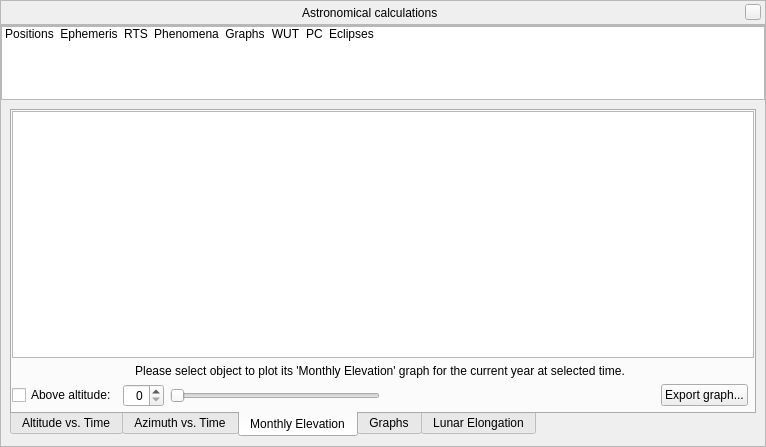
Before: the Qt Designer form src/gui/astroCalcDialog.ui in Stellarium/stellarium, drawn with Qt 5.
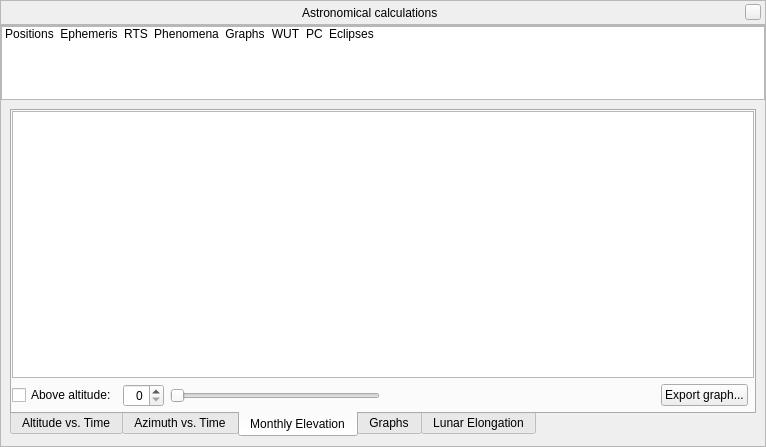
After: the same form once the commit is applied. The open tabs and pages were chosen to show the change. Icons and pictures are not drawn. Custom widgets are drawn as their Qt base class.

Commit message: Further Consolidation - remove unneeded globals - clarified time ranges - different drawing sequence (altitude plots for added objects can be inlined)

Diff of the .ui file:
```diff
--- a/src/gui/astroCalcDialog.ui
+++ b/src/gui/astroCalcDialog.ui
@@ -1647,7 +1647,10 @@
               <property name="bottomMargin">
                <number>4</number>
               </property>
-              <item row="2" column="0">
+              <item row="0" column="0" colspan="2">
+               <widget class="QChartView" name="monthlyElevationChartView"/>
+              </item>
+              <item row="1" column="0">
                <layout class="QHBoxLayout" name="horizontalLayout_10">
                 <item>
                  <layout class="QHBoxLayout" name="horizontalLayout_21">
@@ -1742,34 +1745,6 @@
                 </item>
                </layout>
               </item>
-              <item row="1" column="0">
-               <widget class="QLabel" name="monthlyElevationLabel">
-                <property name="sizePolicy">
-                 <sizepolicy hsizetype="Preferred" vsizetype="Minimum">
-                  <horstretch>0</horstretch>
-                  <verstretch>0</verstretch>
-                 </sizepolicy>
-                </property>
-                <property name="maximumSize">
-                 <size>
-                  <width>16777215</width>
-                  <height>30</height>
-                 </size>
-                </property>
-                <property name="text">
-                 <string>Please select object to plot its 'Monthly Elevation' graph for the current year at selected time.</string>
-                </property>
-                <property name="alignment">
-                 <set>Qt::AlignCenter</set>
-                </property>
-                <property name="wordWrap">
-                 <bool>true</bool>
-                </property>
-               </widget>
-              </item>
-              <item row="0" column="0" colspan="2">
-               <widget class="QChartView" name="monthlyElevationChartView"/>
-              </item>
              </layout>
             </widget>
             <widget class="QWidget" name="tabTwoGraphs">
```
The commit also changes 4 other files.
